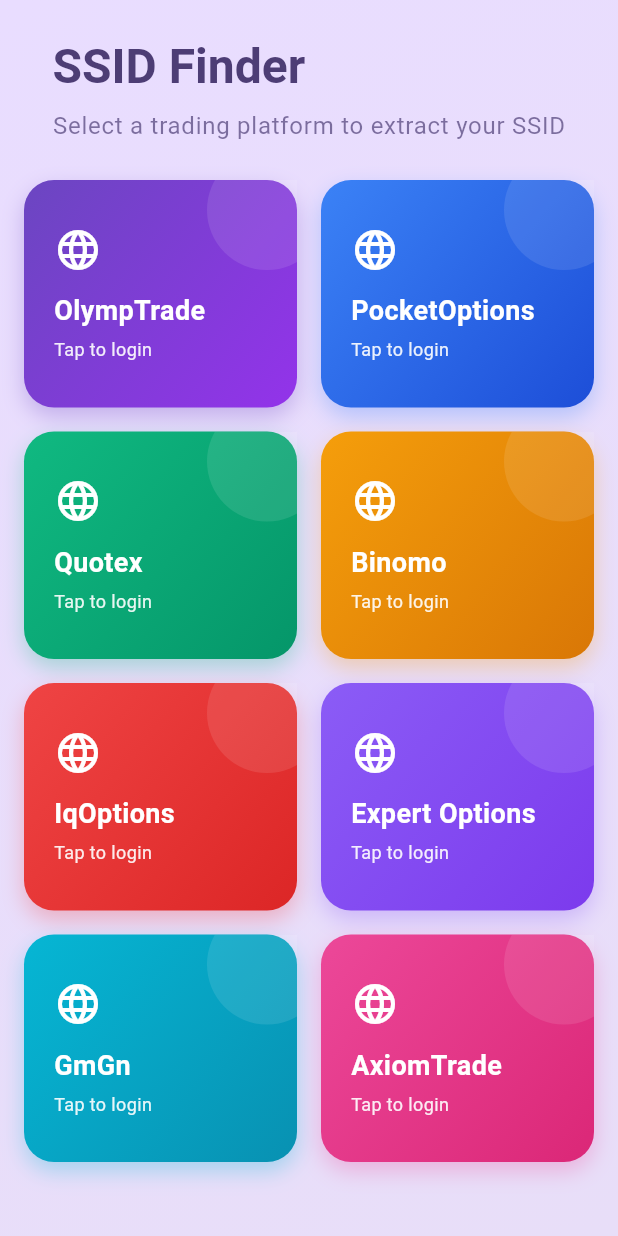
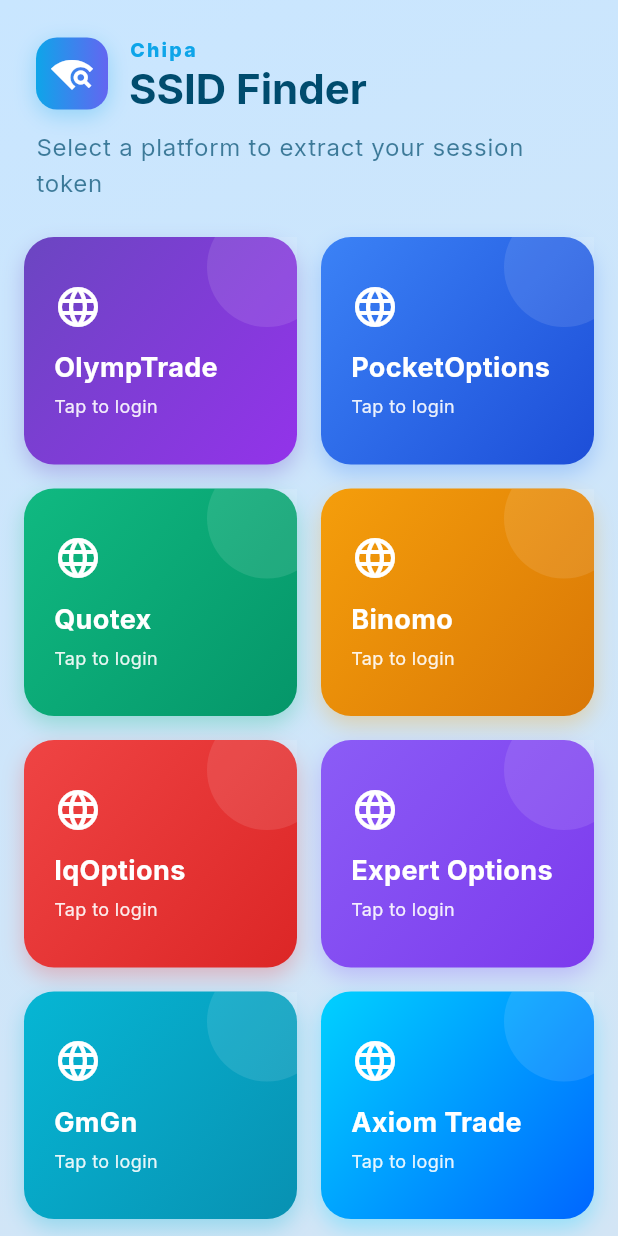
Before and after one commit to ChipaDevTeam/Chipa-SSID-Finder, a Flutter app: the screen it shows after launch, on a phone screen of 412 x 824 dp. Run offline on Flutter 3.47's test engine with Material 3 defaults, Android fonts, the phone set to English and light mode, and no system bars; our stand-ins replace fl_chart, font_awesome_flutter, google_fonts; missing offline and left inert: flutter_inappwebview, window_manager.

Commit message:
Refactor app title and enhance platform selection UI; add Web3 token extraction and formatting support

```diff
--- a/lib/desktop/desktop_app.dart
+++ b/lib/desktop/desktop_app.dart
@@ -20,7 +20,7 @@
         ChangeNotifierProvider(create: (_) => NavigationProvider()),
       ],
       child: MaterialApp(
-        title: 'SSID Finder Pro',
+        title: 'Chipa SSID Finder',
         theme: DesktopTheme.lightTheme,
         darkTheme: DesktopTheme.darkTheme, // We can toggle this later
         themeMode: ThemeMode.dark, // Default to Dark for "Pro" look
--- a/lib/main.dart
+++ b/lib/main.dart
@@ -28,32 +28,42 @@
   @override
   Widget build(BuildContext context) {
     return MaterialApp(
-      title: 'SSID Finder',
+      title: 'Chipa SSID Finder',
       debugShowCheckedModeBanner: false,
       theme: ThemeData(
         colorScheme: ColorScheme.fromSeed(
-          seedColor: const Color(0xFF6B46C1),
+          seedColor: const Color(0xFF0EA5E9),
           brightness: Brightness.light,
         ),
         useMaterial3: true,
+        fontFamily: 'Inter',
         cardTheme: const CardThemeData(
           elevation: 2,
           shape: RoundedRectangleBorder(
             borderRadius: BorderRadius.all(Radius.circular(16)),
           ),
         ),
+        appBarTheme: const AppBarTheme(
+          centerTitle: true,
+          elevation: 0,
+        ),
       ),
       darkTheme: ThemeData(
         colorScheme: ColorScheme.fromSeed(
-          seedColor: const Color(0xFF6B46C1),
+          seedColor: const Color(0xFF0EA5E9),
           brightness: Brightness.dark,
         ),
         useMaterial3: true,
+        fontFamily: 'Inter',
         cardTheme: const CardThemeData(
           elevation: 2,
           shape: RoundedRectangleBorder(
             borderRadius: BorderRadius.all(Radius.circular(16)),
           ),
+        ),
+        appBarTheme: const AppBarTheme(
+          centerTitle: true,
+          elevation: 0,
         ),
       ),
       themeMode: ThemeMode.system,
--- a/lib/models/trading_platform.dart
+++ b/lib/models/trading_platform.dart
@@ -1,6 +1,7 @@
 enum PlatformType {
   simple,      // Just displays the cookie value (OlympTrade)
-  pocketOption // Special formatting for PocketOption
+  pocketOption, // Special formatting for PocketOption
+  web3,        // Web3/DeFi platforms (axiom.trade) - checks cookies + localStorage
 }
 
 class TradingPlatform {
@@ -10,7 +11,10 @@
   final String displayName;
   final List<int> colors;
   final PlatformType type;
-  final String? userIdCookieKey; // For extracting user ID if needed
+  final String? userIdCookieKey;
+  final List<String>? alternateCookieKeys; // Fallback cookie names to try
+  final String? jsTokenExtraction; // JS code to extract token from localStorage/sessionStorage
+  final String? iconHint; // Platform-specific icon identifier
 
   const TradingPlatform({
     required this.name,
@@ -20,6 +24,9 @@
     required this.colors,
     this.type = PlatformType.simple,
     this.userIdCookieKey,
+    this.alternateCookieKeys,
+    this.jsTokenExtraction,
+    this.iconHint,
   });
 }
 
@@ -31,6 +38,7 @@
       url: 'https://olymptrade.com',
       cookieKey: 'access_token',
       colors: [0xFF6B46C1, 0xFF9333EA], // Purple gradient
+      iconHint: 'chart_line',
     ),
     TradingPlatform(
       name: 'pocketoptions',
@@ -40,6 +48,7 @@
       type: PlatformType.pocketOption,
       userIdCookieKey: 'user_id',
       colors: [0xFF3B82F6, 0xFF1D4ED8], // Blue gradient
+      iconHint: 'wallet',
     ),
     TradingPlatform(
       name: 'quotex',
@@ -47,6 +56,7 @@
       url: 'https://quotex.io',
       cookieKey: 'access_token',
       colors: [0xFF10B981, 0xFF059669], // Green gradient
+      iconHint: 'trending_up',
     ),
     TradingPlatform(
       name: 'binomo',
@@ -54,6 +64,7 @@
       url: 'https://binomo.com',
       cookieKey: 'access_token',
       colors: [0xFFF59E0B, 0xFFD97706], // Amber gradient
+      iconHint: 'bar_chart',
     ),
     TradingPlatform(
       name: 'iqoptions',
@@ -61,6 +72,7 @@
       url: 'https://iqoption.com',
       cookieKey: 'access_token',
       colors: [0xFFEF4444, 0xFFDC2626], // Red gradient
+      iconHint: 'candlestick',
     ),
     TradingPlatform(
       name: 'expertoptions',
@@ -68,6 +80,7 @@
       url: 'https://expertoption.com',
       cookieKey: 'access_token',
       colors: [0xFF8B5CF6, 0xFF7C3AED], // Violet gradient
+      iconHint: 'analytics',
     ),
     TradingPlatform(
       name: 'gmgn',
@@ -75,13 +88,49 @@
       url: 'https://gmgn.ai',
       cookieKey: 'access_token',
       colors: [0xFF06B6D4, 0xFF0891B2], // Cyan gradient
+      iconHint: 'auto_graph',
     ),
     TradingPlatform(
       name: 'axiomtrade',
-      displayName: 'AxiomTrade',
+      displayName: 'Axiom Trade',
       url: 'https://axiom.trade',
-      cookieKey: 'access_token',
-      colors: [0xFFEC4899, 0xFFDB2777], // Pink gradient
+      cookieKey: '__Secure-next-auth.session-token',
+      type: PlatformType.web3,
+      alternateCookieKeys: [
+        'next-auth.session-token',
+        '__Secure-next-auth.callback-url',
+        'session',
+        'token',
+        'access_token',
+        '_session',
+      ],
+      jsTokenExtraction: '''
+        (function() {
+          var keys = ['token', 'session', 'access_token', 'auth_token', 'jwt',
+                      'walletAddress', 'connectedWallet', 'axiom_session',
+                      'next-auth.session-token', 'user'];
+          var result = {};
+          for (var i = 0; i < keys.length; i++) {
+            var val = localStorage.getItem(keys[i]);
+            if (val) result[keys[i]] = val;
+            var sVal = sessionStorage.getItem(keys[i]);
+            if (sVal) result['ss_' + keys[i]] = sVal;
+          }
+          // Also scan for any key containing 'token', 'session', 'auth', 'wallet'
+          for (var j = 0; j < localStorage.length; j++) {
+            var k = localStorage.key(j);
+            if (k && (k.toLowerCase().indexOf('token') !== -1 ||
+                      k.toLowerCase().indexOf('session') !== -1 ||
+                      k.toLowerCase().indexOf('auth') !== -1 ||
+                      k.toLowerCase().indexOf('wallet') !== -1)) {
+              result[k] = localStorage.getItem(k);
+            }
+          }
+          return JSON.stringify(result);
+        })()
+      ''',
+      colors: [0xFF00D1FF, 0xFF0066FF], // Axiom blue gradient
+      iconHint: 'diamond',
     ),
   ];
 }
--- a/lib/screens/platform_selector_screen.dart
+++ b/lib/screens/platform_selector_screen.dart
@@ -63,16 +63,57 @@
       child: Column(
         crossAxisAlignment: CrossAxisAlignment.start,
         children: [
+          Row(
+            children: [
+              Container(
+                padding: const EdgeInsets.all(10),
+                decoration: BoxDecoration(
+                  gradient: const LinearGradient(
+                    colors: [Color(0xFF0EA5E9), Color(0xFF6366F1)],
+                  ),
+                  borderRadius: BorderRadius.circular(14),
+                  boxShadow: [
+                    BoxShadow(
+                      color: const Color(0xFF0EA5E9).withOpacity(0.3),
+                      blurRadius: 12,
+                      offset: const Offset(0, 4),
+                    ),
+                  ],
+                ),
+                child: const Icon(
+                  Icons.wifi_find,
+                  color: Colors.white,
+                  size: 28,
+                ),
+              ),
+              const SizedBox(width: 14),
+              Column(
+                crossAxisAlignment: CrossAxisAlignment.start,
+                children: [
+                  Text(
+                    'Chipa',
+                    style: Theme.of(context).textTheme.titleSmall?.copyWith(
+                          fontWeight: FontWeight.w800,
+                          color: const Color(0xFF0EA5E9),
+                          letterSpacing: 1.5,
+                          fontSize: 13,
+                        ),
+                  ),
                   Text(
                     'SSID Finder',
-            style: Theme.of(context).textTheme.headlineLarge?.copyWith(
+                    style: Theme.of(context).textTheme.headlineMedium?.copyWith(
                           fontWeight: FontWeight.bold,
                           color: Theme.of(context).colorScheme.onPrimaryContainer,
+                          height: 1.1,
                         ),
                   ),
-          const SizedBox(height: 8),
+                ],
+              ),
+            ],
+          ),
+          const SizedBox(height: 12),
           Text(
-            'Select a trading platform to extract your SSID',
+            'Select a platform to extract your session token',
             style: Theme.of(context).textTheme.bodyLarge?.copyWith(
                   color: Theme.of(context)
                       .colorScheme
```
Also changed, not shown: lib/screens/webview_screen.dart (+50 -1 lines), lib/utils/ssid_formatter.dart (+47 -0 lines). Lines whose indentation alone changed are shown as unchanged.
